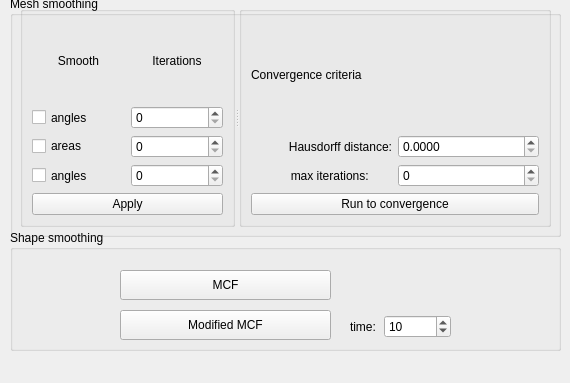
This is Polyhedron/demo/Polyhedron/Plugins/PMP/Smoothing_plugin.ui in CGAL/cgal as Qt 5 draws it before an edit. The edited form follows.
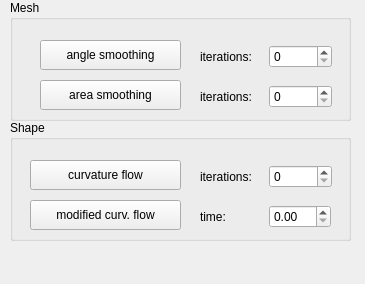
This is the edited form.

Commit message: fixed bug in indexing in the demo plugin. Using time step instead of iterations & more simple dock widget

```diff
--- a/Polyhedron/demo/Polyhedron/Plugins/PMP/Smoothing_plugin.ui
+++ b/Polyhedron/demo/Polyhedron/Plugins/PMP/Smoothing_plugin.ui
@@ -6,8 +6,8 @@
    <rect>
     <x>0</x>
     <y>0</y>
-    <width>570</width>
-    <height>383</height>
+    <width>365</width>
+    <height>284</height>
    </rect>
   </property>
   <property name="windowTitle">
@@ -18,46 +18,46 @@
     <property name="geometry">
      <rect>
       <x>10</x>
-      <y>230</y>
-      <width>551</width>
+      <y>120</y>
+      <width>341</width>
       <height>121</height>
      </rect>
     </property>
     <property name="title">
-     <string>Shape smoothing</string>
+     <string>Shape</string>
     </property>
     <widget class="QPushButton" name="MCF_Button">
      <property name="geometry">
       <rect>
-       <x>110</x>
+       <x>20</x>
        <y>40</y>
-       <width>211</width>
+       <width>151</width>
        <height>30</height>
       </rect>
      </property>
      <property name="text">
-      <string>MCF</string>
+      <string>curvature flow</string>
      </property>
     </widget>
     <widget class="QPushButton" name="modified_MCF_button">
      <property name="geometry">
       <rect>
-       <x>110</x>
+       <x>20</x>
        <y>80</y>
-       <width>211</width>
+       <width>151</width>
        <height>30</height>
       </rect>
      </property>
      <property name="text">
-      <string>Modified MCF</string>
+      <string>modified curv. flow</string>
      </property>
     </widget>
-    <widget class="QWidget" name="">
+    <widget class="QWidget" name="layoutWidget">
      <property name="geometry">
       <rect>
-       <x>340</x>
+       <x>190</x>
        <y>80</y>
-       <width>101</width>
+       <width>131</width>
        <height>33</height>
       </rect>
      </property>
@@ -70,18 +70,30 @@
        </widget>
       </item>
       <item>
-       <widget class="QSpinBox" name="time_spinBox">
-        <property name="minimum">
-         <number>1</number>
-        </property>
-        <property name="maximum">
-         <number>1000000</number>
-        </property>
-        <property name="value">
-         <number>10</number>
+       <widget class="QDoubleSpinBox" name="time_step_spinBox"/>
+      </item>
+     </layout>
+    </widget>
+    <widget class="QWidget" name="layoutWidget_4">
+     <property name="geometry">
+      <rect>
+       <x>190</x>
+       <y>40</y>
+       <width>132</width>
+       <height>33</height>
+      </rect>
+     </property>
+     <layout class="QHBoxLayout" name="horizontalLayout_4">
+      <item>
+       <widget class="QLabel" name="label_3">
+        <property name="text">
+         <string>iterations: </string>
         </property>
        </widget>
       </item>
+      <item>
+       <widget class="QSpinBox" name="curvature_iter_spinBox"/>
+      </item>
      </layout>
     </widget>
    </widget>
@@ -89,186 +101,83 @@
     <property name="geometry">
      <rect>
       <x>10</x>
-      <y>-4</y>
-      <width>551</width>
-      <height>241</height>
+      <y>0</y>
+      <width>341</width>
+      <height>121</height>
      </rect>
     </property>
     <property name="title">
-     <string>Mesh smoothing</string>
+     <string>Mesh</string>
     </property>
-    <widget class="QSplitter" name="splitter">
+    <widget class="QPushButton" name="angle_button">
      <property name="geometry">
       <rect>
-       <x>10</x>
-       <y>10</y>
-       <width>531</width>
-       <height>221</height>
+       <x>30</x>
+       <y>40</y>
+       <width>141</width>
+       <height>30</height>
       </rect>
      </property>
-     <property name="orientation">
-      <enum>Qt::Horizontal</enum>
+     <property name="text">
+      <string>angle smoothing</string>
      </property>
-     <widget class="QGroupBox" name="Type_groupBox">
-      <property name="enabled">
-       <bool>true</bool>
-      </property>
-      <property name="layoutDirection">
-       <enum>Qt::LeftToRight</enum>
-      </property>
-      <property name="title">
-       <string/>
-      </property>
-      <property name="flat">
-       <bool>false</bool>
-      </property>
-      <property name="checkable">
-       <bool>false</bool>
-      </property>
-      <layout class="QVBoxLayout" name="verticalLayout">
-       <item>
-        <layout class="QGridLayout" name="gridLayout">
-         <item row="6" column="0">
-          <widget class="QCheckBox" name="Area_checkBox">
-           <property name="text">
-            <string>areas</string>
-           </property>
-          </widget>
-         </item>
-         <item row="6" column="1">
-          <widget class="QSpinBox" name="Area_spinBox"/>
-         </item>
-         <item row="0" column="0">
-          <widget class="QLabel" name="label">
-           <property name="text">
-            <string>Smooth</string>
-           </property>
-           <property name="alignment">
-            <set>Qt::AlignCenter</set>
-           </property>
-          </widget>
-         </item>
-         <item row="0" column="1">
-          <widget class="QLabel" name="label_2">
-           <property name="text">
-            <string>Iterations</string>
-           </property>
-           <property name="alignment">
-            <set>Qt::AlignCenter</set>
-           </property>
-          </widget>
-         </item>
-         <item row="5" column="0">
-          <widget class="QCheckBox" name="Angle_checkBox">
-           <property name="sizePolicy">
-            <sizepolicy hsizetype="Minimum" vsizetype="Minimum">
-             <horstretch>0</horstretch>
-             <verstretch>0</verstretch>
-            </sizepolicy>
-           </property>
-           <property name="text">
-            <string>angles</string>
-           </property>
-          </widget>
-         </item>
-         <item row="5" column="1">
-          <widget class="QSpinBox" name="Angle_spinBox"/>
-         </item>
-         <item row="7" column="0">
-          <widget class="QCheckBox" name="Angle_checkBox_2">
-           <property name="sizePolicy">
-            <sizepolicy hsizetype="Minimum" vsizetype="Minimum">
-             <horstretch>0</horstretch>
-             <verstretch>0</verstretch>
-            </sizepolicy>
-           </property>
-           <property name="text">
-            <string>angles</string>
-           </property>
-          </widget>
-         </item>
-         <item row="7" column="1">
-          <widget class="QSpinBox" name="Angle_spinBox_2"/>
-         </item>
-        </layout>
-       </item>
-       <item>
-        <widget class="QPushButton" name="Apply_button">
-         <property name="text">
-          <string>Apply</string>
-         </property>
-        </widget>
-       </item>
-      </layout>
-     </widget>
-     <widget class="QGroupBox" name="Compatible_groupBox">
-      <property name="title">
-       <string/>
-      </property>
-      <layout class="QVBoxLayout" name="verticalLayout_2">
-       <item>
-        <layout class="QGridLayout" name="gridLayout_3">
-         <item row="1" column="0">
-          <widget class="QLabel" name="distance_label">
-           <property name="layoutDirection">
-            <enum>Qt::RightToLeft</enum>
-           </property>
-           <property name="text">
-            <string>Hausdorff distance:</string>
-           </property>
-           <property name="alignment">
-            <set>Qt::AlignRight|Qt::AlignTrailing|Qt::AlignVCenter</set>
-           </property>
-          </widget>
-         </item>
-         <item row="1" column="1">
-          <widget class="QDoubleSpinBox" name="dist_dSpinBox">
-           <property name="decimals">
-            <number>4</number>
-           </property>
-          </widget>
-         </item>
-         <item row="2" column="0">
-          <widget class="QLabel" name="iterations_label">
-           <property name="layoutDirection">
-            <enum>Qt::RightToLeft</enum>
-           </property>
-           <property name="text">
-            <string>max iterations:       </string>
-           </property>
-           <property name="alignment">
-            <set>Qt::AlignRight|Qt::AlignTrailing|Qt::AlignVCenter</set>
-           </property>
-          </widget>
-         </item>
-         <item row="2" column="1">
-          <widget class="QSpinBox" name="iterations_spinBox">
-           <property name="sizePolicy">
-            <sizepolicy hsizetype="Minimum" vsizetype="Fixed">
-             <horstretch>0</horstretch>
-             <verstretch>0</verstretch>
-            </sizepolicy>
-           </property>
-          </widget>
-         </item>
-         <item row="0" column="0" colspan="2">
-          <widget class="QLabel" name="label_3">
-           <property name="text">
-            <string>Convergence criteria</string>
-           </property>
-          </widget>
-         </item>
-        </layout>
-       </item>
-       <item>
-        <widget class="QPushButton" name="Run_convergence_button">
-         <property name="text">
-          <string>Run to convergence</string>
-         </property>
-        </widget>
-       </item>
-      </layout>
-     </widget>
+    </widget>
+    <widget class="QPushButton" name="area_button">
+     <property name="geometry">
+      <rect>
+       <x>30</x>
+       <y>80</y>
+       <width>141</width>
+       <height>30</height>
+      </rect>
+     </property>
+     <property name="text">
+      <string>area smoothing</string>
+     </property>
+    </widget>
+    <widget class="QWidget" name="layoutWidget_2">
+     <property name="geometry">
+      <rect>
+       <x>190</x>
+       <y>40</y>
+       <width>132</width>
+       <height>33</height>
+      </rect>
+     </property>
+     <layout class="QHBoxLayout" name="horizontalLayout_2">
+      <item>
+       <widget class="QLabel" name="label">
+        <property name="text">
+         <string>iterations: </string>
+        </property>
+       </widget>
+      </item>
+      <item>
+       <widget class="QSpinBox" name="angles_iter_spinBox"/>
+      </item>
+     </layout>
+    </widget>
+    <widget class="QWidget" name="layoutWidget_3">
+     <property name="geometry">
+      <rect>
+       <x>190</x>
+       <y>80</y>
+       <width>132</width>
+       <height>33</height>
+      </rect>
+     </property>
+     <layout class="QHBoxLayout" name="horizontalLayout_3">
+      <item>
+       <widget class="QLabel" name="label_2">
+        <property name="text">
+         <string>iterations: </string>
+        </property>
+       </widget>
+      </item>
+      <item>
+       <widget class="QSpinBox" name="areas_iter_spinBox"/>
+      </item>
+     </layout>
     </widget>
    </widget>
   </widget>
```
Left out of the diff: 8 changed lines with no effect on the pictures. The commit also changes 3 other files.
